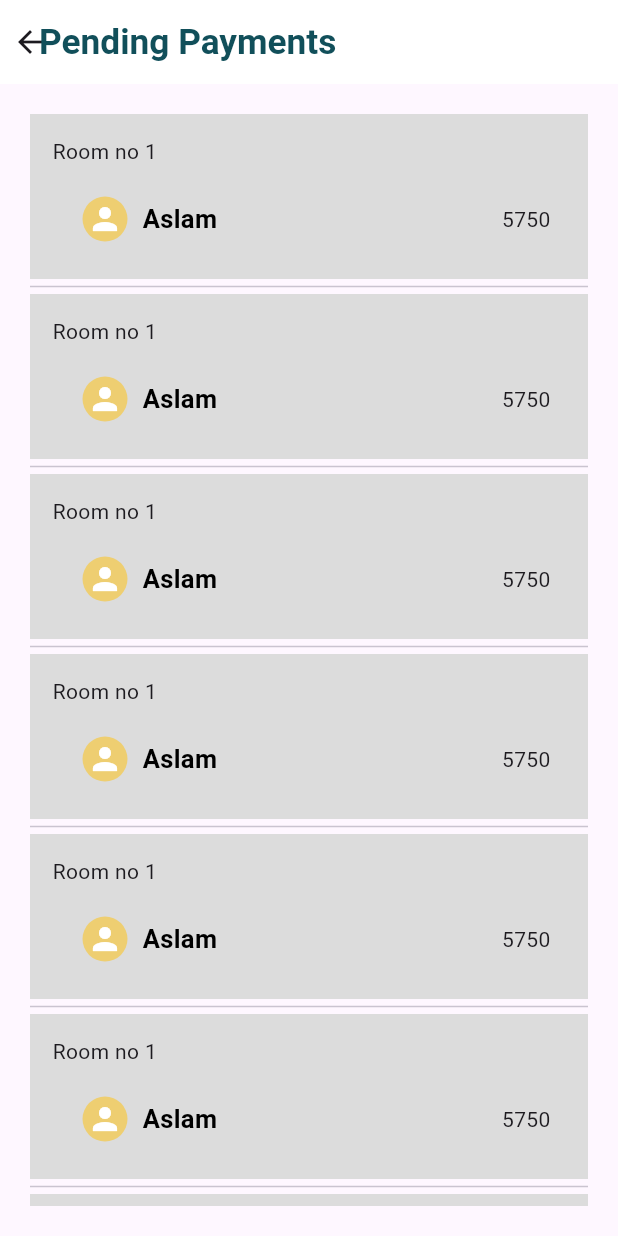
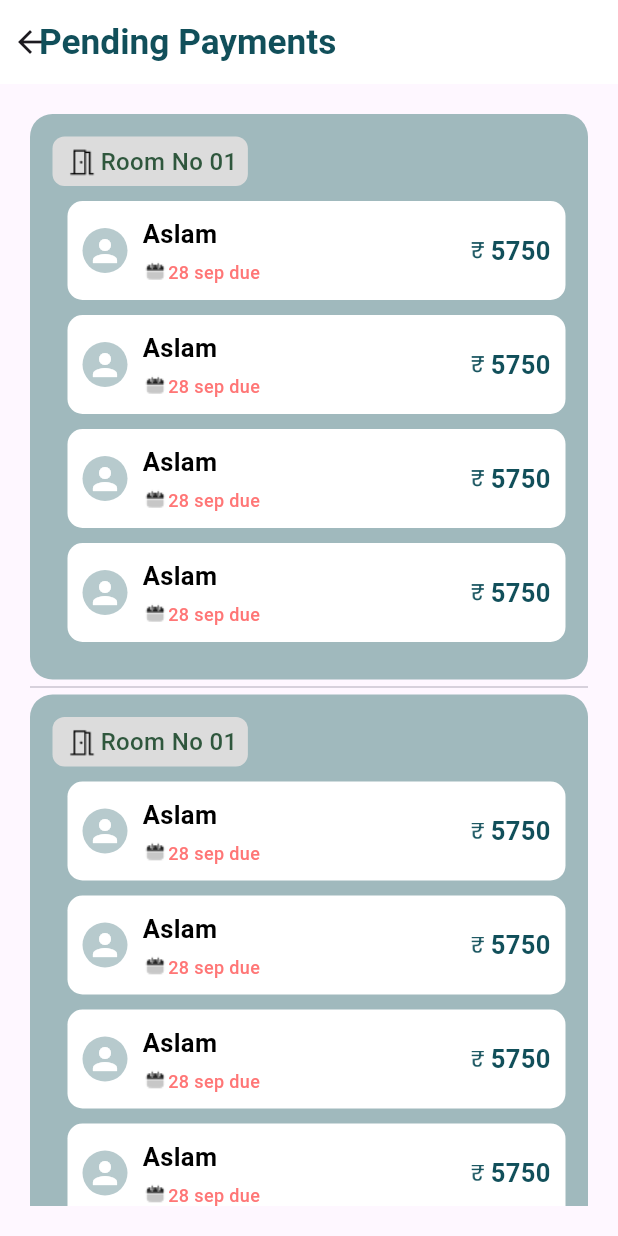
Before and after one commit to muhammed-aslam-pm/Hostel-Manager, a Flutter app: the PendingPaymentsScreen screen opened directly, on a phone screen of 412 x 824 dp. Run offline on Flutter 3.47's test engine with Material 3 defaults, Android fonts, the phone set to English and light mode, and no system bars; our stand-ins replace smooth_page_indicator.

Commit message:
pending payments screen completed

```diff
--- a/lib/view/all_pending_payments_screen/pending_payments_screen.dart
+++ b/lib/view/all_pending_payments_screen/pending_payments_screen.dart
@@ -1,5 +1,8 @@
+import 'dart:math';
+
 import 'package:flutter/material.dart';
 import 'package:hostel_management_app/utils/color_constants.dart';
+import 'package:hostel_management_app/utils/image_constants.dart';
 import 'package:hostel_management_app/utils/text_style_constatnts.dart';
 import 'package:hostel_management_app/view/all_pending_payments_screen/widgets/pending_payments_detailes_card.dart';
 
@@ -23,12 +26,57 @@ class PendingPaymentsScreen extends StatelessWidget {
       ),
       body: Padding(
         padding: const EdgeInsets.all(20.0),
-        child: ListView.separated(
-            itemBuilder: (context, index) => PendingPaymentDetailesCard(),
-            separatorBuilder: (context, index) => Divider(
-                  height: 10,
+        child: SingleChildScrollView(
+          child: Column(
+            children: [
+              ListView.separated(
+                  shrinkWrap: true,
+                  physics: NeverScrollableScrollPhysics(),
+                  itemBuilder: (context, index) => PendingPaymentDetailesCard(),
+                  separatorBuilder: (context, index) => Divider(
+                        height: 10,
+                      ),
+                  itemCount: 4),
+              SizedBox(
+                height: 10,
+              ),
+              Container(
+                padding: EdgeInsets.all(15),
+                width: double.infinity,
+                decoration: BoxDecoration(
+                    color: ColorConstants.SecondaryColor3,
+                    borderRadius: BorderRadius.circular(15)),
+                child: Row(
+                  mainAxisAlignment: MainAxisAlignment.spaceBetween,
+                  children: [
+                    Text(
+                      "Total :",
+                      style: TextStyleConstants.upComingVaccencyText2,
+                    ),
+                    Row(
+                      children: [
+                        SizedBox(
+                            height: 30,
+                            width: 15,
+                            child: Image.asset(
+                              ImageConstants.moneyIcon,
+                              color: ColorConstants.primaryBlackColor,
+                            )),
+                        SizedBox(
+                          width: 4,
+                        ),
+                        Text(
+                          "5750",
+                          style: TextStyleConstants.upComingVaccencyText2,
+                        ),
+                      ],
+                    ),
+                  ],
                 ),
-            itemCount: 10),
+              )
+            ],
+          ),
+        ),
       ),
     );
   }
--- a/lib/view/all_pending_payments_screen/widgets/pending_payments_detailes_card.dart
+++ b/lib/view/all_pending_payments_screen/widgets/pending_payments_detailes_card.dart
@@ -1,55 +1,55 @@
 import 'package:flutter/material.dart';
 import 'package:hostel_management_app/utils/color_constants.dart';
+import 'package:hostel_management_app/utils/image_constants.dart';
 import 'package:hostel_management_app/utils/text_style_constatnts.dart';
+import 'package:hostel_management_app/view/all_pending_payments_screen/widgets/pyment_name_card.dart';
 
 class PendingPaymentDetailesCard extends StatelessWidget {
   const PendingPaymentDetailesCard({super.key});
+
+  get roomNumber => null;
 
   @override
   Widget build(BuildContext context) {
     return Container(
       padding: EdgeInsets.all(15),
       width: double.infinity,
-      decoration: BoxDecoration(color: ColorConstants.SecondaryColor1),
+      decoration: BoxDecoration(
+          color: ColorConstants.SecondaryColor3,
+          borderRadius: BorderRadius.circular(15)),
       child: Column(
         mainAxisAlignment: MainAxisAlignment.start,
         crossAxisAlignment: CrossAxisAlignment.start,
         children: [
-          Text("Room no 1"),
+          Container(
+            decoration: BoxDecoration(
+                borderRadius: BorderRadius.circular(8),
+                color: ColorConstants.SecondaryColor1),
+            padding: EdgeInsets.symmetric(horizontal: 7, vertical: 4),
+            child: Row(
+              mainAxisSize: MainAxisSize.min,
+              children: [
+                Image.asset(
+                  ImageConstants.roomsIcon2,
+                  color: ColorConstants.primaryBlackColor,
+                  height: 25,
+                  width: 25,
+                ),
+                Text(
+                  "Room No ",
+                  style: TextStyleConstants.bookingsRoomNumber,
+                ),
+                Text(
+                  "01",
+                  style: TextStyleConstants.bookingsRoomNumber,
+                )
+              ],
+            ),
+          ),
           Padding(
             padding: const EdgeInsets.only(top: 10, left: 10),
             child: Column(
-              children: [
-                Container(
-                  width: double.infinity,
-                  padding: EdgeInsets.all(10),
-                  child: Row(
-                    mainAxisAlignment: MainAxisAlignment.spaceBetween,
-                    children: [
-                      Row(
-                        children: [
-                          CircleAvatar(
-                            radius: 15,
-                            child: Icon(
-                              Icons.person,
-                              color: ColorConstants.primaryWhiteColor,
-                            ),
-                            backgroundColor: ColorConstants.SecondaryColor4,
-                          ),
-                          SizedBox(
-                            width: 10,
-                          ),
-                          Text(
-                            "Aslam",
-                            style: TextStyleConstants.dashboardBookingName,
-                          ),
-                        ],
-                      ),
-                      Text("5750")
-                    ],
-                  ),
-                )
-              ],
+              children: List.generate(4, (index) => PaymentNameCard()),
             ),
           )
         ],
--- /dev/null
+++ b/lib/view/all_pending_payments_screen/widgets/pyment_name_card.dart
@@ -0,0 +1,91 @@
+import 'package:flutter/material.dart';
+import 'package:hostel_management_app/utils/color_constants.dart';
+import 'package:hostel_management_app/utils/image_constants.dart';
+import 'package:hostel_management_app/utils/text_style_constatnts.dart';
+import 'package:hostel_management_app/view/resident_detailes_screen/resident_deatailes_screen.dart';
+
+class PaymentNameCard extends StatelessWidget {
+  const PaymentNameCard({super.key});
+
+  @override
+  Widget build(BuildContext context) {
+    return Padding(
+      padding: const EdgeInsets.only(bottom: 10),
+      child: InkWell(
+        onTap: () {
+          Navigator.push(
+              context,
+              MaterialPageRoute(
+                builder: (context) => ResidentDetailesScreen(),
+              ));
+        },
+        child: Container(
+          width: double.infinity,
+          padding: EdgeInsets.all(10),
+          decoration: BoxDecoration(
+              borderRadius: BorderRadius.circular(10),
+              color: ColorConstants.primaryWhiteColor),
+          child: Row(
+            mainAxisAlignment: MainAxisAlignment.spaceBetween,
+            children: [
+              Row(
+                children: [
+                  CircleAvatar(
+                    radius: 15,
+                    child: Icon(
+                      Icons.person,
+                      color: ColorConstants.primaryWhiteColor,
+                    ),
+                    backgroundColor:
+                        ColorConstants.primaryColor.withOpacity(0.3),
+                  ),
+                  SizedBox(
+                    width: 10,
+                  ),
+                  Column(
+                    crossAxisAlignment: CrossAxisAlignment.start,
+                    children: [
+                      Text(
+                        "Aslam",
+                        style: TextStyleConstants.dashboardBookingName,
+                      ),
+                      SizedBox(
+                        height: 5,
+                      ),
+                      Row(
+                        children: [
+                          Image.asset(
+                            ImageConstants.calenderIcon,
+                          ),
+                          Text(
+                            "28 sep due",
+                            style: TextStyleConstants.dashboardPendingDue,
+                          ),
+                        ],
+                      ),
+                    ],
+                  ),
+                ],
+              ),
+              Row(
+                children: [
+                  SizedBox(
+                      height: 18,
+                      width: 9,
+                      child: Image.asset(
+                        ImageConstants.moneyIcon,
+                        color: ColorConstants.primaryColor,
+                      )),
+                  SizedBox(
+                    width: 4,
+                  ),
+                  Text("5750", style: TextStyleConstants.dashboardBookinRoomNo),
+                ],
+              ),
+            ],
+          ),
+        ),
+      ),
+    );
+  }
+}
```
